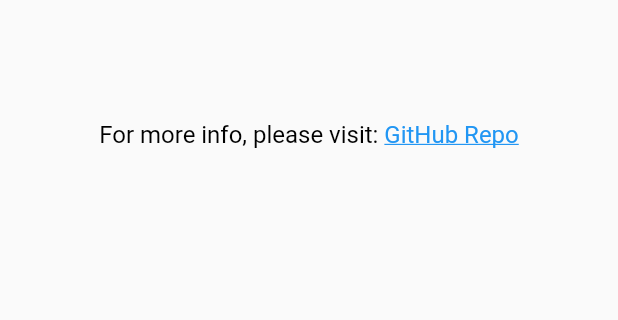
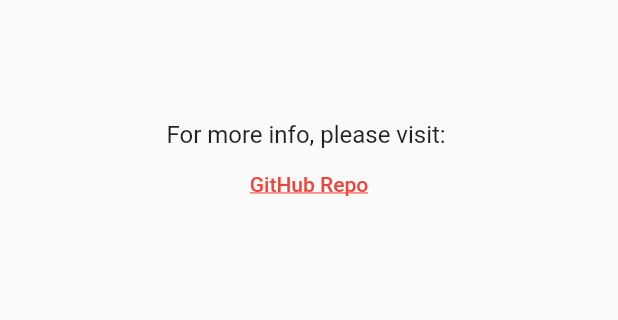
Before and after one commit to ncvescera/KeepReading, a Flutter app: the AboutPage screen opened directly, on a phone screen of 412 x 824 dp, the part 522-842 px from its top. Run offline on Flutter 3.47's test engine with Material 2 defaults, Android fonts, the phone set to English and light mode, and no system bars; our stand-ins replace file_picker, package_info_plus; missing offline and left inert: pdfx.

Commit message:
Migliorata AboutPage
Aggiunto bottone invece che testo premibile

```diff
--- a/KeepReading/lib/page/about_page.dart
+++ b/KeepReading/lib/page/about_page.dart
@@ -1,4 +1,3 @@
-import 'package:flutter/gestures.dart';
 import 'package:flutter/material.dart';
 import 'package:package_info_plus/package_info_plus.dart';
 import 'package:url_launcher/url_launcher.dart';
@@ -95,32 +94,24 @@ class _AboutPageState extends State<AboutPage> {
               const Text(
                 '\n\n\n\n',
               ),
-              RichText(
-                textAlign: TextAlign.center,
-                text: TextSpan(
-                  style: const TextStyle(
-                    color: Colors.black,
+              const Text(
+                'For more info, please visit: ',
+                style: TextStyle(
                   fontSize: 16.0,
                 ),
-                  children: [
-                    const TextSpan(
-                      text: 'For more info, please visit: ',
               ),
-                    TextSpan(
-                      recognizer: TapGestureRecognizer()
-                        ..onTap = () async {
+              TextButton(
+                onPressed: () async {
                   if (!await launchUrl(_url,
                       mode: LaunchMode.externalApplication)) {
                     throw 'Could not launch $_url';
                   }
                 },
-                      text: 'GitHub Repo',
-                      style: const TextStyle(
-                        color: Colors.blue,
+                child: const Text(
+                  'GitHub Repo',
+                  style: TextStyle(
                     decoration: TextDecoration.underline,
                   ),
-                    ),
-                  ],
                 ),
               ),
             ],
```
Lines whose indentation alone changed are shown as unchanged.
